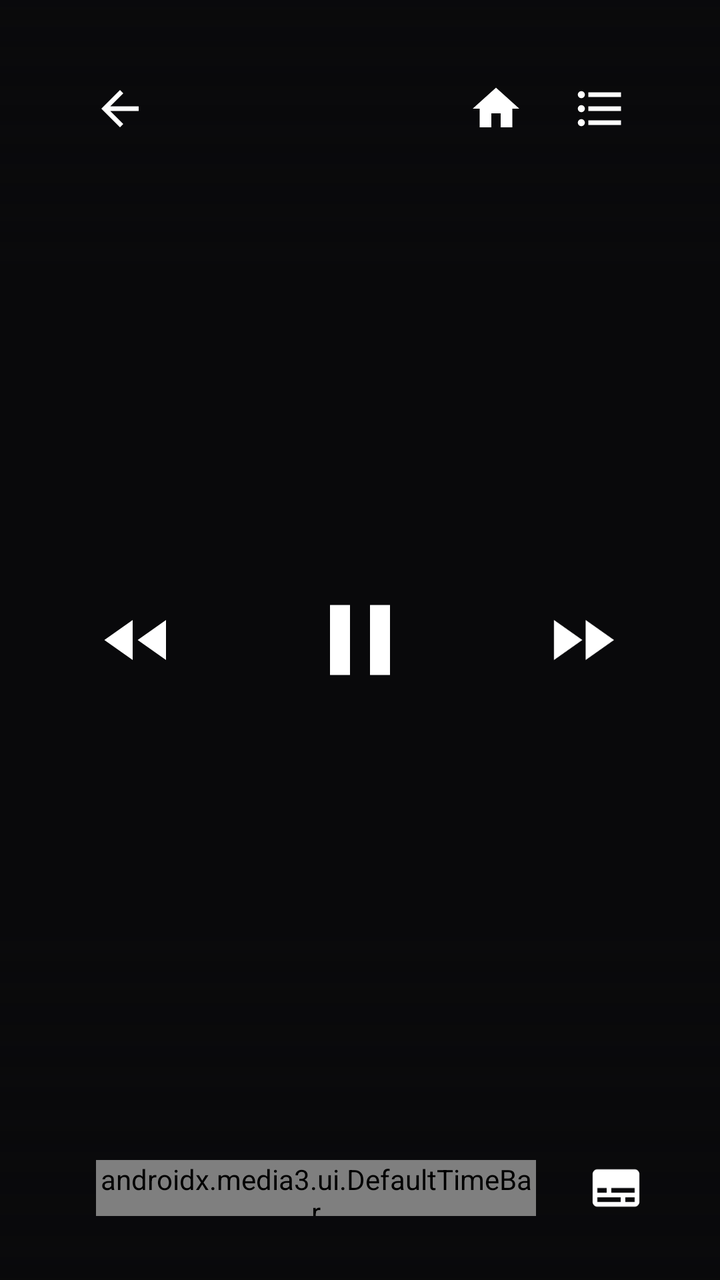
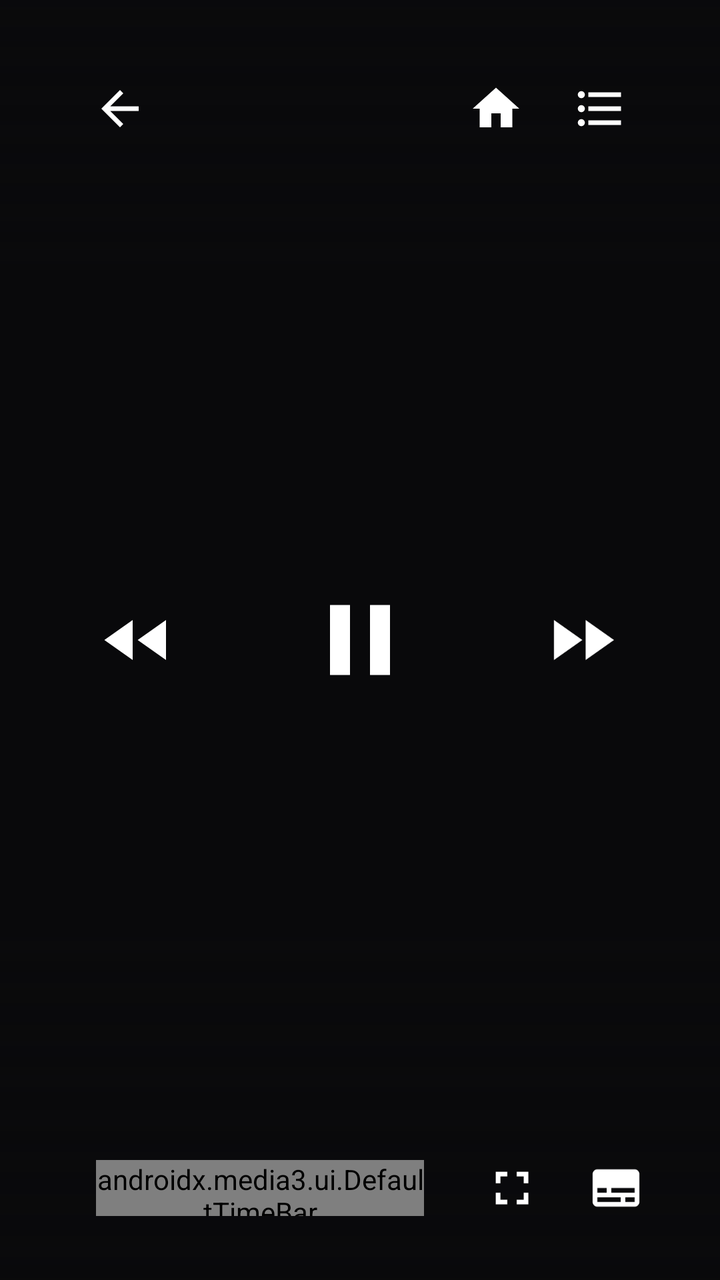

Compare the two renders of this Android layout. The source of the first and the diff that turns it into the second are given below.
<!-- AndroidManifest.xml: application theme Theme.KisskhTv -->
<!-- res/layout/kh_player_controls.xml -->
<?xml version="1.0" encoding="utf-8"?>
<FrameLayout xmlns:android="http://schemas.android.com/apk/res/android"
    xmlns:app="http://schemas.android.com/apk/res-auto"
    android:layout_width="match_parent"
    android:layout_height="match_parent">

    <View
        android:layout_width="match_parent"
        android:layout_height="140dp"
        android:layout_gravity="top"
        android:background="@drawable/kh_player_top_scrim" />

    <View
        android:layout_width="match_parent"
        android:layout_height="180dp"
        android:layout_gravity="bottom"
        android:background="@drawable/kh_player_bottom_scrim" />

    <LinearLayout
        android:layout_width="match_parent"
        android:layout_height="wrap_content"
        android:layout_gravity="top|start"
        android:gravity="center_vertical"
        android:orientation="horizontal"
        android:paddingStart="36dp"
        android:paddingTop="28dp"
        android:paddingEnd="36dp">

        <ImageButton
            android:id="@+id/kh_player_back"
            android:layout_width="48dp"
            android:layout_height="48dp"
            android:background="@drawable/kh_player_focus"
            android:contentDescription="@string/player_back"
            android:nextFocusDown="@id/exo_rew"
            android:padding="10dp"
            android:scaleType="fitCenter"
            android:src="@drawable/ic_player_back" />

        <LinearLayout
            android:layout_width="0dp"
            android:layout_height="wrap_content"
            android:layout_marginStart="8dp"
            android:layout_marginEnd="8dp"
            android:layout_weight="1"
            android:orientation="vertical">

            <TextView
                android:id="@+id/kh_player_title"
                android:layout_width="match_parent"
                android:layout_height="wrap_content"
                android:ellipsize="end"
                android:fontFamily="sans-serif-medium"
                android:maxLines="1"
                android:textColor="#F5F5F7"
                android:textSize="22sp" />

            <TextView
                android:id="@+id/kh_player_label"
                android:layout_width="match_parent"
                android:layout_height="wrap_content"
                android:layout_marginTop="2dp"
                android:ellipsize="end"
                android:fontFamily="sans-serif"
                android:maxLines="1"
                android:textColor="#B5B5BF"
                android:textSize="16sp" />
        </LinearLayout>

        <ImageButton
            android:id="@+id/kh_player_home"
            android:layout_width="48dp"
            android:layout_height="48dp"
            android:background="@drawable/kh_player_focus"
            android:contentDescription="@string/player_home"
            android:nextFocusDown="@id/exo_play_pause"
            android:padding="10dp"
            android:scaleType="fitCenter"
            android:src="@drawable/ic_player_home" />

        <ImageButton
            android:id="@+id/kh_player_episodes"
            android:layout_width="48dp"
            android:layout_height="48dp"
            android:layout_marginStart="4dp"
            android:background="@drawable/kh_player_focus"
            android:contentDescription="@string/player_episodes"
            android:nextFocusDown="@id/exo_ffwd"
            android:padding="10dp"
            android:scaleType="fitCenter"
            android:src="@drawable/ic_player_episodes" />
    </LinearLayout>

    <LinearLayout
        android:id="@+id/exo_center_controls"
        android:layout_width="wrap_content"
        android:layout_height="wrap_content"
        android:layout_gravity="center"
        android:gravity="center"
        android:orientation="horizontal">

        <ImageButton
            android:id="@+id/exo_rew"
            android:layout_width="72dp"
            android:layout_height="72dp"
            android:background="@drawable/kh_player_focus"
            android:contentDescription="@string/player_rewind"
            android:nextFocusDown="@id/exo_progress"
            android:nextFocusUp="@id/kh_player_back"
            android:padding="16dp"
            android:scaleType="fitCenter"
            android:src="@drawable/ic_player_rew" />

        
        <ImageButton
            android:id="@+id/exo_play_pause"
            android:layout_width="96dp"
            android:layout_height="96dp"
            android:layout_marginStart="28dp"
            android:layout_marginEnd="28dp"
            android:background="@drawable/kh_player_focus"
            android:contentDescription="@string/player_play"
            android:nextFocusDown="@id/exo_progress"
            android:nextFocusUp="@id/kh_player_home"
            android:padding="18dp"
            android:scaleType="fitCenter"
            android:src="@drawable/ic_player_pause" />

        <ImageButton
            android:id="@+id/exo_ffwd"
            android:layout_width="72dp"
            android:layout_height="72dp"
            android:background="@drawable/kh_player_focus"
            android:contentDescription="@string/player_forward"
            android:nextFocusDown="@id/exo_progress"
            android:nextFocusUp="@id/kh_player_episodes"
            android:padding="16dp"
            android:scaleType="fitCenter"
            android:src="@drawable/ic_player_ffwd" />
    </LinearLayout>

    <LinearLayout
        android:id="@+id/exo_bottom_bar"
        android:layout_width="match_parent"
        android:layout_height="wrap_content"
        android:layout_gravity="bottom"
        android:gravity="center_vertical"
        android:orientation="horizontal"
        android:paddingStart="36dp"
        android:paddingEnd="28dp"
        android:paddingBottom="22dp">

        <TextView
            android:id="@+id/exo_position"
            android:layout_width="wrap_content"
            android:layout_height="wrap_content"
            android:fontFamily="sans-serif"
            android:textColor="#F5F5F7"
            android:textSize="14sp" />

        <androidx.media3.ui.DefaultTimeBar
            android:id="@+id/exo_progress"
            android:layout_width="0dp"
            android:layout_height="28dp"
            android:layout_marginStart="12dp"
            android:layout_marginEnd="12dp"
            android:layout_weight="1"
            android:nextFocusUp="@id/exo_play_pause"
            app:bar_height="4dp"
            app:buffered_color="#66FFFFFF"
            app:played_color="#F52236"
            app:scrubber_color="#F52236"
            app:scrubber_disabled_size="0dp"
            app:scrubber_dragged_size="16dp"
            app:scrubber_enabled_size="14dp"
            app:unplayed_color="#33FFFFFF" />

        <TextView
            android:id="@+id/exo_duration"
            android:layout_width="wrap_content"
            android:layout_height="wrap_content"
            android:fontFamily="sans-serif"
            android:textColor="#B5B5BF"
            android:textSize="14sp" />

        <ImageButton
            android:id="@+id/kh_player_prev"
            android:layout_width="48dp"
            android:layout_height="48dp"
            android:layout_marginStart="8dp"
            android:background="@drawable/kh_player_focus"
            android:contentDescription="@string/player_prev"
            android:nextFocusUp="@id/exo_play_pause"
            android:padding="10dp"
            android:scaleType="fitCenter"
            android:src="@drawable/ic_player_prev"
            android:visibility="gone" />

        <ImageButton
            android:id="@+id/kh_player_next"
            android:layout_width="48dp"
            android:layout_height="48dp"
            android:layout_marginStart="8dp"
            android:background="@drawable/kh_player_focus"
            android:contentDescription="@string/player_next"
            android:nextFocusUp="@id/exo_play_pause"
            android:padding="10dp"
            android:scaleType="fitCenter"
            android:src="@drawable/ic_player_next"
            android:visibility="gone" />

        <ImageButton
            android:id="@+id/kh_player_servers"
            android:layout_width="48dp"
            android:layout_height="48dp"
            android:layout_marginStart="8dp"
            android:background="@drawable/kh_player_focus"
            android:contentDescription="@string/player_servers"
            android:nextFocusUp="@id/exo_play_pause"
            android:padding="10dp"
            android:scaleType="fitCenter"
            android:src="@drawable/ic_player_servers"
            android:visibility="gone" />

        <ImageButton
            android:id="@+id/kh_player_tracks"
            android:layout_width="48dp"
            android:layout_height="48dp"
            android:layout_marginStart="4dp"
            android:background="@drawable/kh_player_focus"
            android:contentDescription="@string/player_tracks"
            android:nextFocusUp="@id/exo_play_pause"
            android:padding="10dp"
            android:scaleType="fitCenter"
            android:src="@drawable/ic_player_sub" />
    </LinearLayout>
</FrameLayout>
<!-- resources referenced by this layout -->
<resources>
  <!-- drawable ic_player_home (drawable) -->
  <?xml version="1.0" encoding="utf-8"?>
  <vector xmlns:android="http://schemas.android.com/apk/res/android"
      android:width="28dp"
      android:height="28dp"
      android:viewportWidth="24"
      android:viewportHeight="24">
      <path
          android:fillColor="#FFFFFFFF"
          android:pathData="M10,20v-6h4v6h5v-8h3L12,3 2,12h3v8z" />
  </vector>
  <!-- drawable ic_player_next (drawable) -->
  <?xml version="1.0" encoding="utf-8"?>
  <vector xmlns:android="http://schemas.android.com/apk/res/android"
      android:width="28dp"
      android:height="28dp"
      android:viewportWidth="24"
      android:viewportHeight="24">
      <path
          android:fillColor="#FFFFFFFF"
          android:pathData="M6,18l8.5,-6L6,6v12zM16,6v12h2V6h-2z" />
  </vector>
  <!-- drawable ic_player_pause (drawable) -->
  <?xml version="1.0" encoding="utf-8"?>
  <vector xmlns:android="http://schemas.android.com/apk/res/android"
      android:width="48dp"
      android:height="48dp"
      android:viewportWidth="24"
      android:viewportHeight="24">
      <path
          android:fillColor="#FFFFFFFF"
          android:pathData="M6,5h4v14H6zM14,5h4v14h-4z" />
  </vector>
  <!-- drawable ic_player_prev (drawable) -->
  <?xml version="1.0" encoding="utf-8"?>
  <vector xmlns:android="http://schemas.android.com/apk/res/android"
      android:width="28dp"
      android:height="28dp"
      android:viewportWidth="24"
      android:viewportHeight="24">
      <path
          android:fillColor="#FFFFFFFF"
          android:pathData="M6,6h2v12H6zM9.5,12l8.5,6V6z" />
  </vector>
  <!-- drawable ic_player_servers (drawable) -->
  <?xml version="1.0" encoding="utf-8"?>
  <vector xmlns:android="http://schemas.android.com/apk/res/android"
      android:width="28dp"
      android:height="28dp"
      android:viewportWidth="24"
      android:viewportHeight="24">
      <path
          android:fillColor="#FFFFFFFF"
          android:pathData="M4,6h16v3H4zM4,11h16v3H4zM4,16h16v3H4z" />
  </vector>
  <!-- drawable kh_player_bottom_scrim (drawable) -->
  <?xml version="1.0" encoding="utf-8"?>
  <shape xmlns:android="http://schemas.android.com/apk/res/android">
      <gradient
          android:angle="270"
          android:endColor="#F209090B"
          android:startColor="#00000000" />
  </shape>
  <!-- drawable kh_player_top_scrim (drawable) -->
  <?xml version="1.0" encoding="utf-8"?>
  <shape xmlns:android="http://schemas.android.com/apk/res/android">
      <gradient
          android:angle="270"
          android:endColor="#00000000"
          android:startColor="#CC09090B" />
  </shape>
  <string name="player_back">Back</string>
  <string name="player_episodes">Episodes</string>
  <string name="player_forward">Forward 10 seconds</string>
  <string name="player_home">Home</string>
  <string name="player_next">Next episode</string>
  <string name="player_play">Play</string>
  <string name="player_prev">Previous episode</string>
  <string name="player_rewind">Rewind 10 seconds</string>
  <string name="player_servers">Servers</string>
  <string name="player_tracks">Audio and subtitles</string>
  <style name="Theme.KisskhTv" parent="@android:style/Theme.DeviceDefault.NoActionBar">
          <item name="android:windowBackground">@color/kh_background</item>
      </style>
  <color name="kh_background">#09090B</color>
  <!-- unchanged entries left out for length: 6 -->
</resources>

<!-- the commit's change to res/layout/kh_player_controls.xml (unified diff, before → after) -->
@@ -223,6 +223,18 @@
             android:visibility="gone" />
 
         <ImageButton
+            android:id="@+id/kh_player_zoom"
+            android:layout_width="48dp"
+            android:layout_height="48dp"
+            android:layout_marginStart="8dp"
+            android:background="@drawable/kh_player_focus"
+            android:contentDescription="@string/player_zoom_fill"
+            android:nextFocusUp="@id/exo_play_pause"
+            android:padding="10dp"
+            android:scaleType="fitCenter"
+            android:src="@drawable/ic_player_zoom_fill" />
+
+        <ImageButton
             android:id="@+id/kh_player_tracks"
             android:layout_width="48dp"
             android:layout_height="48dp"
<!-- resource entries referenced after the edit -->
@@ -55,6 +55,17 @@
           android:fillColor="#FFFFFFFF"
           android:pathData="M4,6h16v3H4zM4,11h16v3H4zM4,16h16v3H4z" />
   </vector>
+  <!-- drawable ic_player_zoom_fill (drawable) -->
+  <?xml version="1.0" encoding="utf-8"?>
+  <vector xmlns:android="http://schemas.android.com/apk/res/android"
+      android:width="28dp"
+      android:height="28dp"
+      android:viewportWidth="24"
+      android:viewportHeight="24">
+      <path
+          android:fillColor="#FFFFFFFF"
+          android:pathData="M7,14H5v5h5v-2H7v-3zM5,10h2V7h3V5H5v5zM17,17h-3v2h5v-5h-2v3zM14,5v2h3v3h2V5h-5z" />
+  </vector>
   <!-- drawable kh_player_bottom_scrim (drawable) -->
   <?xml version="1.0" encoding="utf-8"?>
   <shape xmlns:android="http://schemas.android.com/apk/res/android">
@@ -81,6 +92,7 @@
   <string name="player_rewind">Rewind 10 seconds</string>
   <string name="player_servers">Servers</string>
   <string name="player_tracks">Audio and subtitles</string>
+  <string name="player_zoom_fill">Zoom to fill</string>
   <style name="Theme.KisskhTv" parent="@android:style/Theme.DeviceDefault.NoActionBar">
           <item name="android:windowBackground">@color/kh_background</item>
       </style>
